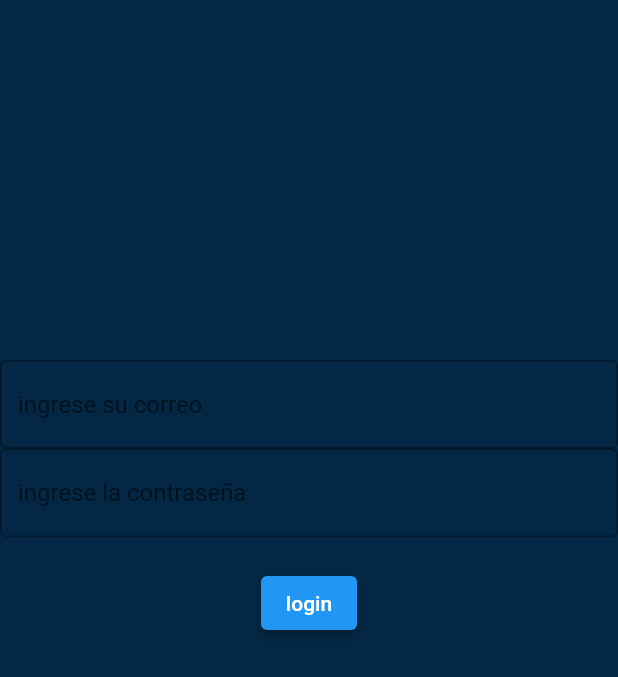
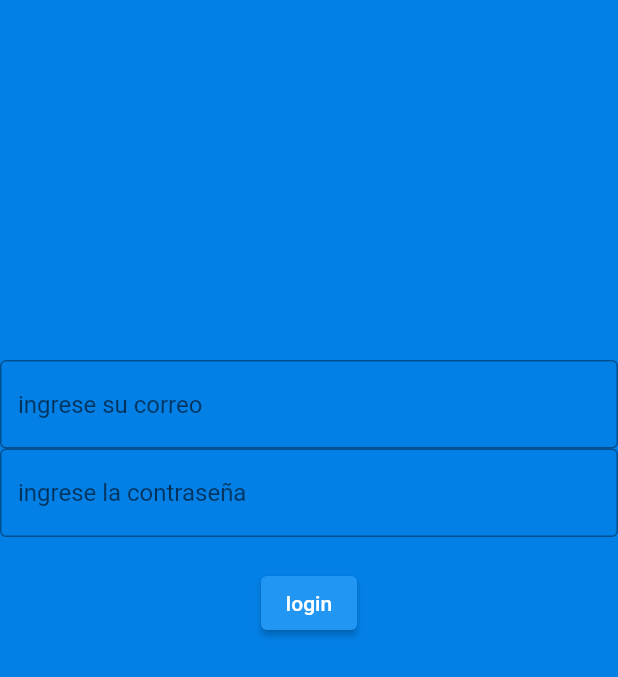
Before and after one commit to mario1525/flutter, a Flutter app: the screen it shows after launch, on a phone screen of 412 x 824 dp. Shown: the top 677 px of the screen. Run offline on Flutter 3.47's test engine with Material 2 defaults, Android fonts, the phone set to English and light mode, and no system bars.

Commit message:
avance del login

```diff
--- a/app_mario/lib/MyCustomForm.dart
+++ b/app_mario/lib/MyCustomForm.dart
@@ -13,7 +13,6 @@ class MyCustomFormState extends State<MyCustomForm> {
   final _formKey = GlobalKey<FormState>();
   @override
   Widget build(BuildContext context) {
-    // Build a Form widget using the _formKey created above.
     return Form(
       key: _formKey,
       child: Column(
@@ -22,12 +21,13 @@ class MyCustomFormState extends State<MyCustomForm> {
             alignment: Alignment.center,
             margin: new EdgeInsets.symmetric(vertical: 120.0),
           ),
+          //primer cuadro de texto
           TextFormField(
             decoration: InputDecoration(
+              iconColor: Color.fromARGB(255, 231, 231, 225),
               border: OutlineInputBorder(),
               hintText: 'ingrese su correo',
             ),
-            // The validator receives the text that the user has entered.
             validator: (value) {
               if (value == null || value.isEmpty) {
                 return 'Please enter some text';
@@ -35,12 +35,13 @@ class MyCustomFormState extends State<MyCustomForm> {
               return null;
             },
           ),
+          //segundo cuadro de texto
           TextFormField(
             decoration: InputDecoration(
               border: OutlineInputBorder(),
+              iconColor: Color.fromARGB(255, 231, 231, 225),
               hintText: 'ingrese la contraseña ',
             ),
-            // The validator receives the text that the user has entered.
             validator: (value) {
               if (value == null || value.isEmpty) {
                 return 'Please enter some text';
--- a/app_mario/lib/main.dart
+++ b/app_mario/lib/main.dart
@@ -14,7 +14,7 @@ class myapp extends StatelessWidget {
         body: new Stack(
           children: [MyCustomForm()],
         ),
-        backgroundColor: Color.fromARGB(255, 3, 39, 68),
+        backgroundColor: Color.fromARGB(255, 3, 128, 230),
       ),
     );
   }
```
